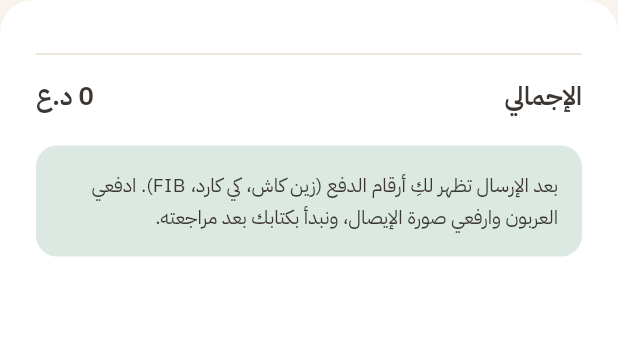
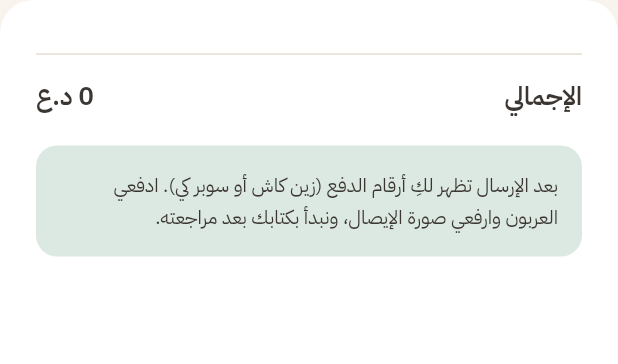
Before and after one commit to Tafalili/naseem-book, a Flutter app: the _SummaryCard widget shown alone on an empty page, opened directly with empty values, on a phone screen of 412 x 824 dp. Shown: the top 364 px of the screen. Run offline on Flutter 3.47's test engine with Material 3 defaults, Android fonts, the phone set to English and light mode, and no system bars; our stand-ins replace flutter_riverpod, go_router, material_ui, shared_preferences, supabase_flutter, web; missing offline and left inert: dart:js_interop, turnable_page; accounts and stored records are empty.

Commit message:
Label Qi wallet as Super Qi
Co-Authored-By: Claude Opus 5.5 <noreply@anthropic.com>
Claude-Session: https://claude.ai/code/session_017PcyNtfQGgbnCGHN7wr76V

```diff
--- a/lib/data/models/order.dart
+++ b/lib/data/models/order.dart
@@ -107,7 +107,7 @@ class Wallets {
   const Wallets(this.items);
   final Map<String, String> items;
 
-  static const labels = {'zaincash': 'زين كاش', 'qicard': 'كي كارد', 'fib': 'مصرف العراق الأول (FIB)'};
+  static const labels = {'zaincash': 'زين كاش', 'qicard': 'سوبر كي', 'fib': 'مصرف العراق الأول (FIB)'};
 
   Iterable<MapEntry<String, String>> get filled =>
       labels.entries.where((e) => (items[e.key] ?? '').trim().isNotEmpty)
--- a/lib/features/checkout/checkout_page.dart
+++ b/lib/features/checkout/checkout_page.dart
@@ -310,7 +310,7 @@ class _SummaryCard extends StatelessWidget {
             padding: const EdgeInsets.all(NSpace.md),
             decoration: const BoxDecoration(color: NColors.sageSoft, borderRadius: BorderRadius.all(NRadius.md)),
             child: Text(
-              'بعد الإرسال تظهر لكِ أرقام الدفع (زين كاش، كي كارد، FIB). ادفعي العربون وارفعي صورة الإيصال، '
+              'بعد الإرسال تظهر لكِ أرقام الدفع (زين كاش أو سوبر كي). ادفعي العربون وارفعي صورة الإيصال، '
               'ونبدأ بكتابك بعد مراجعته.',
               style: t.bodySmall?.copyWith(color: NColors.ink),
             ),
```
